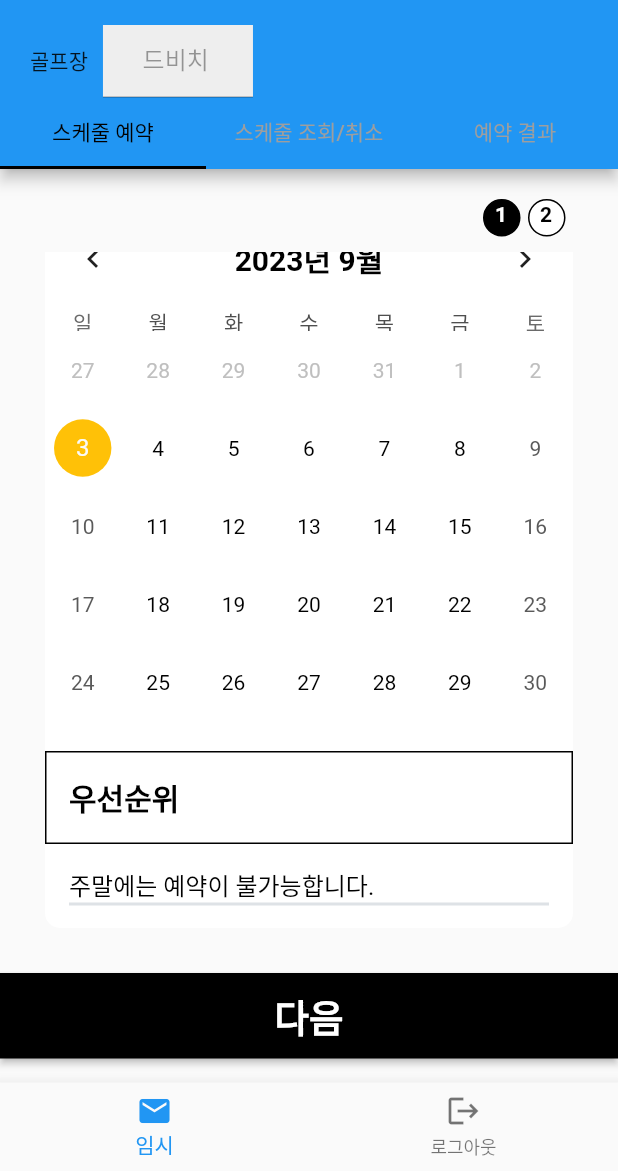
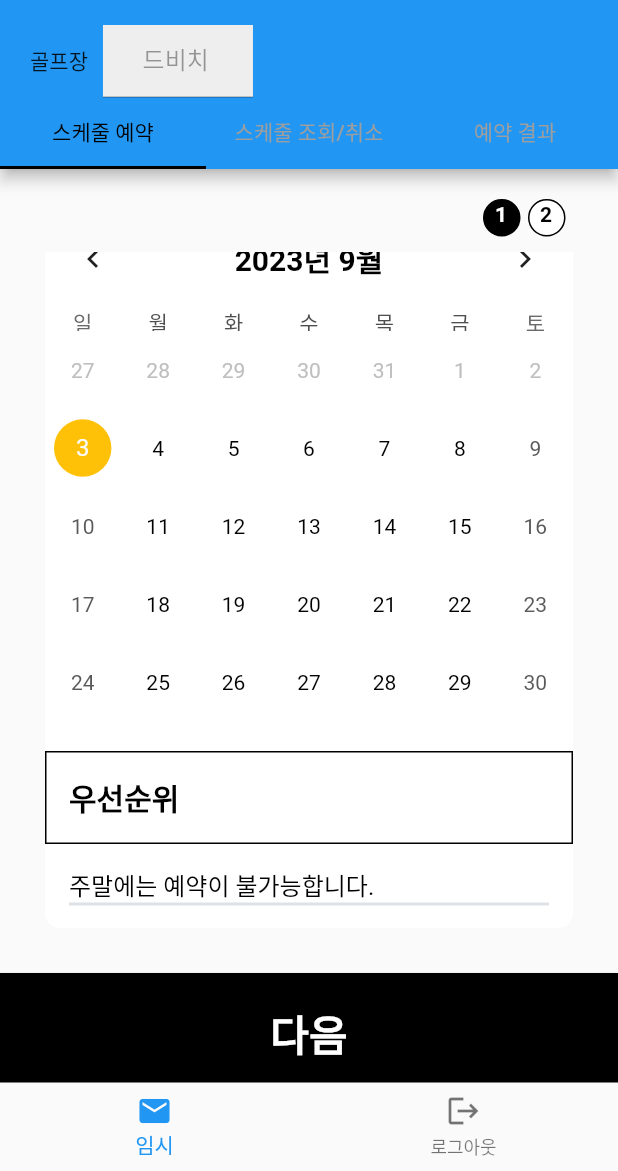
Before and after one commit to lazarus0320/golf_reservation_app, a Flutter app: the screen it shows after launch, scrolled down 139 dp, on a phone screen of 412 x 824 dp, the part 65-1236 px from its top. Run offline on Flutter 3.47's test engine with Material 2 defaults, Android fonts, the phone set to English and light mode, and no system bars; drawn by our look-alikes of table_calendar; our stand-ins replace flutter_dotenv, get.

Commit message:
refactor: 스케줄 예약 탭

```diff
--- a/lib/screens/reservation_page2.dart
+++ b/lib/screens/reservation_page2.dart
@@ -1,4 +1,5 @@
 import 'package:flutter/material.dart';
+import 'package:golf_regist_app/widgets/schedule_reservation_tab.dart';
 
 import '../widgets/ReservationPersonnelAndTimesetForm.dart';
 import '../widgets/reservation_btn.dart';
@@ -14,14 +15,12 @@ class ReservationPage2 extends StatefulWidget {
 class _ReservationPage2State extends State<ReservationPage2>
     with TickerProviderStateMixin {
   late TabController _tabController;
-  late Widget currentPage;
 
   @override
   void initState() {
     super.initState();
     _tabController = TabController(length: 3, vsync: this);
     _tabController.addListener(_handleTabSelection);
-    currentPage = ReservationCalendarForm2(); // Initialize with the first form
   }
 
   void _handleTabSelection() {
@@ -32,12 +31,6 @@ class _ReservationPage2State extends State<ReservationPage2>
   void dispose() {
     _tabController.dispose();
     super.dispose();
-  }
-
-  void switchPage(Widget newPage) {
-    setState(() {
-      currentPage = newPage;
-    });
   }
 
   @override
@@ -94,88 +87,7 @@ class _ReservationPage2State extends State<ReservationPage2>
         controller: _tabController,
         children: [
           // Content for the '스케줄 예약' tab (Page 1)
-          Column(
-            children: [
-              Align(
-                alignment: Alignment.centerRight,
-                child: Padding(
-                  padding: const EdgeInsets.only(right: 30, top: 20),
-                  child: Row(
-                    mainAxisAlignment: MainAxisAlignment.end,
-                    children: List<Widget>.generate(2, (index) {
-                      final isBlack = currentPage is ReservationCalendarForm2
-                          ? (index == 0 ? true : false)
-                          : true; // Check if the circle color is black
-                      final circleColor = isBlack ? Colors.black : Colors.white;
-                      final textColor = isBlack ? Colors.white : Colors.black;
-
-                      return Stack(
-                          children: [
-                            Container(
-                              width: 25.0,
-                              height: 25.0,
-                              decoration: BoxDecoration(
-                                shape: BoxShape.circle,
-                                color: circleColor,
-                                border: Border.all(
-                                  color: Colors.black,
-                                  width: 1.0,
-                                ),
-                              ),
-                            ),
-                            Padding(
-                              padding: const EdgeInsets.only(left: 8.0, top: 2.0),
-                              child: Center(
-                                child: Text((index + 1).toString(),
-                                style: TextStyle(color: textColor, fontWeight: FontWeight.bold,),
-                                ),
-                              ),
-                            ),
-                            const SizedBox(width: 30,),
-                          ]
-                        );
-
-                    }),
-                  ),
-                ),
-              ),
-              const SizedBox(height: 10),
-              Expanded(
-                child: SingleChildScrollView(
-                  child: Column(
-                    children: [
-                      Padding(
-                        padding: const EdgeInsets.all(30.0),
-                        child: currentPage,
-                      ),
-                      Align(
-                        alignment: Alignment.bottomCenter,
-                        child: Padding(
-                          padding: const EdgeInsets.only(bottom: 16.0),
-                          child: currentPage is ReservationCalendarForm2
-                              ? ReservationBtn(
-                            btnText: '다음',
-                            onPressed: () {
-                              switchPage(
-                                  ReservationPersonnelAndTimesetForm());
-                            },
-                            backgroundColor: Colors.black,
-                          )
-                              : ReservationBtn(
-                            btnText: '이전',
-                            onPressed: () {
-                              switchPage(ReservationCalendarForm2());
-                            },
-                            backgroundColor: Colors.black,
-                          ),
-                        ),
-                      ),
-                    ],
-                  ),
-                ),
-              ),
-            ],
-          ),
+          ScheduleReservationTab(),
           // Content for the '스케줄 조회/취소' tab (Page 2)
           Column(
             children: [
--- a/lib/widgets/reservation_btn.dart
+++ b/lib/widgets/reservation_btn.dart
@@ -18,7 +18,7 @@ class ReservationBtn extends StatelessWidget {
       child: ElevatedButton(
         onPressed: onPressed,
         style: ElevatedButton.styleFrom(
-          padding: const EdgeInsets.symmetric(vertical: 10, horizontal: 20),
+          padding: const EdgeInsets.symmetric(vertical: 20, horizontal: 20),
           backgroundColor: backgroundColor,
           shape: const RoundedRectangleBorder(
             borderRadius: BorderRadius.zero,
@@ -26,7 +26,7 @@ class ReservationBtn extends StatelessWidget {
         ),
         child: Text(
           btnText,
-          style: const TextStyle(fontSize: 25, fontWeight: FontWeight.bold, color: Colors.white),
+          style: const TextStyle(fontSize: 28, fontWeight: FontWeight.bold, color: Colors.white),
         ),
       ),
     );
--- a/lib/widgets/reservation_personnel_form2.dart
+++ b/lib/widgets/reservation_personnel_form2.dart
@@ -46,7 +46,7 @@ class ReservationPersonnelForm2 extends StatelessWidget {
                 child: Radio<String>(
                   value: '4',
                   activeColor: Colors.black,
-                  groupValue: controller.getSelectedValue(tag).value.toString(),
+                  groupValue: controller.getSelectedValue(tag).value,
                   onChanged: (value) {
                     controller.setSelectedValue(value!, tag);
                   },
--- /dev/null
+++ b/lib/widgets/schedule_reservation_tab.dart
@@ -0,0 +1,126 @@
+import 'package:flutter/material.dart';
+
+import '../widgets/ReservationPersonnelAndTimesetForm.dart';
+import '../widgets/reservation_btn.dart';
+import '../widgets/reservation_calendar_form2.dart';
+
+class ScheduleReservationTab extends StatefulWidget {
+  // 예약 주문일 지정 달력 폼
+  ScheduleReservationTab({Key? key}) : super(key: key);
+
+  @override
+  _ScheduleReservationTabState createState() => _ScheduleReservationTabState();
+}
+
+class _ScheduleReservationTabState extends State<ScheduleReservationTab> {
+  late Widget currentPage;
+
+  @override
+  void initState() {
+    super.initState();
+    currentPage = ReservationCalendarForm2(); // Initialize with the first form
+  }
+
+  void switchPage(Widget newPage) {
+    setState(() {
+      currentPage = newPage;
+    });
+  }
+
+  @override
+  Widget build(BuildContext context) {
+    return Column(
+      children: [
+        Align(
+          alignment: Alignment.centerRight,
+          child: Padding(
+            padding: const EdgeInsets.only(right: 30, top: 20),
+            child: Row(
+              mainAxisAlignment: MainAxisAlignment.end,
+              children: List<Widget>.generate(2, (index) {
+                final isBlack = currentPage is ReservationCalendarForm2
+                    ? (index == 0 ? true : false)
+                    : true; // Check if the circle color is black
+                final circleColor = isBlack ? Colors.black : Colors.white;
+                final textColor = isBlack ? Colors.white : Colors.black;
+
+                return Stack(
+                    children: [
+                      Container(
+                        width: 25.0,
+                        height: 25.0,
+                        decoration: BoxDecoration(
+                          shape: BoxShape.circle,
+                          color: circleColor,
+                          border: Border.all(
+                            color: Colors.black,
+                            width: 1.0,
+                          ),
+                        ),
+                      ),
+                      Padding(
+                        padding: const EdgeInsets.only(left: 8.0, top: 2.0),
+                        child: Center(
+                          child: Text((index + 1).toString(),
+                            style: TextStyle(
+                              color: textColor, fontWeight: FontWeight.bold,),
+                          ),
+                        ),
+                      ),
+                      const SizedBox(width: 30,),
+                    ]
+                );
+              }),
+            ),
+          ),
+        ),
+        const SizedBox(height: 10),
+        Expanded(
+          child: SingleChildScrollView(
+            child: Column(
+                children: [
+                  Padding(
+                    padding: const EdgeInsets.all(30.0),
+                    child: currentPage,
+                  ),
+                  Align(
+                    alignment: Alignment.bottomCenter,
+                    child: Padding(
+                      padding: const EdgeInsets.only(bottom: 16.0),
+                      child: Column(
+                        children: [
+                          currentPage is ReservationCalendarForm2
+                              ? ReservationBtn(
+                            btnText: '다음',
+                            onPressed: () {
+                              switchPage(ReservationPersonnelAndTimesetForm());
+                            },
+                            backgroundColor: Colors.black,
+                          )
+                              : ReservationBtn(
+                            btnText: '이전',
+                            onPressed: () {
+                              switchPage(ReservationCalendarForm2());
+                            },
+                            backgroundColor: Colors.black,
+                          ),
+                          if (currentPage is ReservationPersonnelAndTimesetForm)
+                            ReservationBtn(
+                              btnText: '스케줄 등록',
+                              onPressed: () {
+                                // '스케줄 등록' 버튼을 눌렀을 때 실행될 동작 추가
+                              },
+                              backgroundColor: Colors.blue, // 파란색 배경
+                            ),
+                        ],
+                      ),
+                    ),
+                  ),
+                ]
+            ),
+          ),
+        ),
+      ],
+    );
+  }
+}
```
